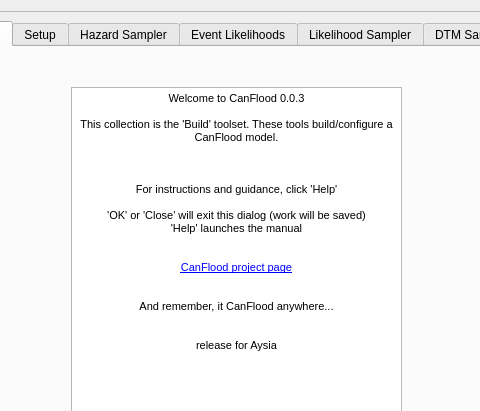
This is canflood_inprep/ProjectDataPrep/ProjectDataPrepDialog_Base.ui in NRCan/CanFlood as Qt 5 draws it before an edit; both pictures show x 87 to 567 and y 0 to 411 of the 700 by 888 pixel window. The edited form follows.
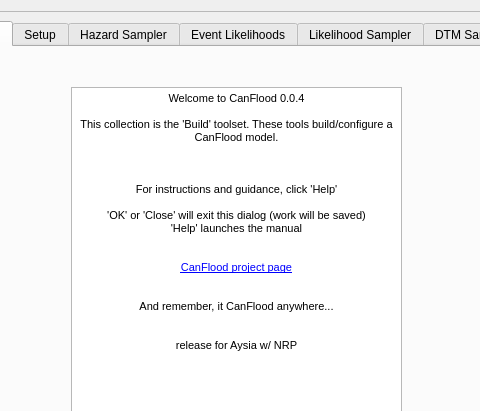
This is the edited form. The open tabs and pages were chosen to show the change. Custom widgets are drawn as their Qt base class.

```diff
--- a/canflood_inprep/ProjectDataPrep/ProjectDataPrepDialog_Base.ui
+++ b/canflood_inprep/ProjectDataPrep/ProjectDataPrepDialog_Base.ui
@@ -109,7 +109,7 @@
 &lt;html&gt;&lt;head&gt;&lt;meta name=&quot;qrichtext&quot; content=&quot;1&quot; /&gt;&lt;style type=&quot;text/css&quot;&gt;
 p, li { white-space: pre-wrap; }
 &lt;/style&gt;&lt;/head&gt;&lt;body style=&quot; font-family:'MS Shell Dlg 2'; font-size:8.25pt; font-weight:400; font-style:normal;&quot;&gt;
-&lt;p align=&quot;center&quot; style=&quot; margin-top:0px; margin-bottom:0px; margin-left:0px; margin-right:0px; -qt-block-indent:0; text-indent:0px;&quot;&gt;&lt;span style=&quot; font-size:8pt;&quot;&gt;Welcome to CanFlood 0.0.3&lt;/span&gt;&lt;/p&gt;
+&lt;p align=&quot;center&quot; style=&quot; margin-top:0px; margin-bottom:0px; margin-left:0px; margin-right:0px; -qt-block-indent:0; text-indent:0px;&quot;&gt;&lt;span style=&quot; font-size:8pt;&quot;&gt;Welcome to CanFlood 0.0.4&lt;/span&gt;&lt;/p&gt;
 &lt;p align=&quot;center&quot; style=&quot;-qt-paragraph-type:empty; margin-top:0px; margin-bottom:0px; margin-left:0px; margin-right:0px; -qt-block-indent:0; text-indent:0px; font-size:8pt;&quot;&gt;&lt;br /&gt;&lt;/p&gt;
 &lt;p align=&quot;center&quot; style=&quot; margin-top:0px; margin-bottom:0px; margin-left:0px; margin-right:0px; -qt-block-indent:0; text-indent:0px;&quot;&gt;&lt;span style=&quot; font-size:8pt;&quot;&gt;This collection is the 'Build' toolset. These tools build/configure a CanFlood model.&lt;/span&gt;&lt;/p&gt;
 &lt;p align=&quot;center&quot; style=&quot;-qt-paragraph-type:empty; margin-top:0px; margin-bottom:0px; margin-left:0px; margin-right:0px; -qt-block-indent:0; text-indent:0px; font-size:8pt;&quot;&gt;&lt;br /&gt;&lt;/p&gt;
@@ -127,7 +127,7 @@
 &lt;p align=&quot;center&quot; style=&quot; margin-top:0px; margin-bottom:0px; margin-left:0px; margin-right:0px; -qt-block-indent:0; text-indent:0px;&quot;&gt;&lt;span style=&quot; font-size:8pt;&quot;&gt;And remember, it CanFlood anywhere...&lt;/span&gt;&lt;/p&gt;
 &lt;p align=&quot;center&quot; style=&quot;-qt-paragraph-type:empty; margin-top:0px; margin-bottom:0px; margin-left:0px; margin-right:0px; -qt-block-indent:0; text-indent:0px; font-size:8pt;&quot;&gt;&lt;br /&gt;&lt;/p&gt;
 &lt;p align=&quot;center&quot; style=&quot;-qt-paragraph-type:empty; margin-top:0px; margin-bottom:0px; margin-left:0px; margin-right:0px; -qt-block-indent:0; text-indent:0px; font-size:8pt;&quot;&gt;&lt;br /&gt;&lt;/p&gt;
-&lt;p align=&quot;center&quot; style=&quot; margin-top:0px; margin-bottom:0px; margin-left:0px; margin-right:0px; -qt-block-indent:0; text-indent:0px;&quot;&gt;&lt;span style=&quot; font-size:8pt;&quot;&gt;release for Aysia&lt;/span&gt;&lt;/p&gt;&lt;/body&gt;&lt;/html&gt;</string>
+&lt;p align=&quot;center&quot; style=&quot; margin-top:0px; margin-bottom:0px; margin-left:0px; margin-right:0px; -qt-block-indent:0; text-indent:0px;&quot;&gt;&lt;span style=&quot; font-size:8pt;&quot;&gt;release for Aysia w/ NRP&lt;/span&gt;&lt;/p&gt;&lt;/body&gt;&lt;/html&gt;</string>
            </property>
           </widget>
          </widget>
```
Left out of the diff: 2 changed lines with no effect on the pictures.
